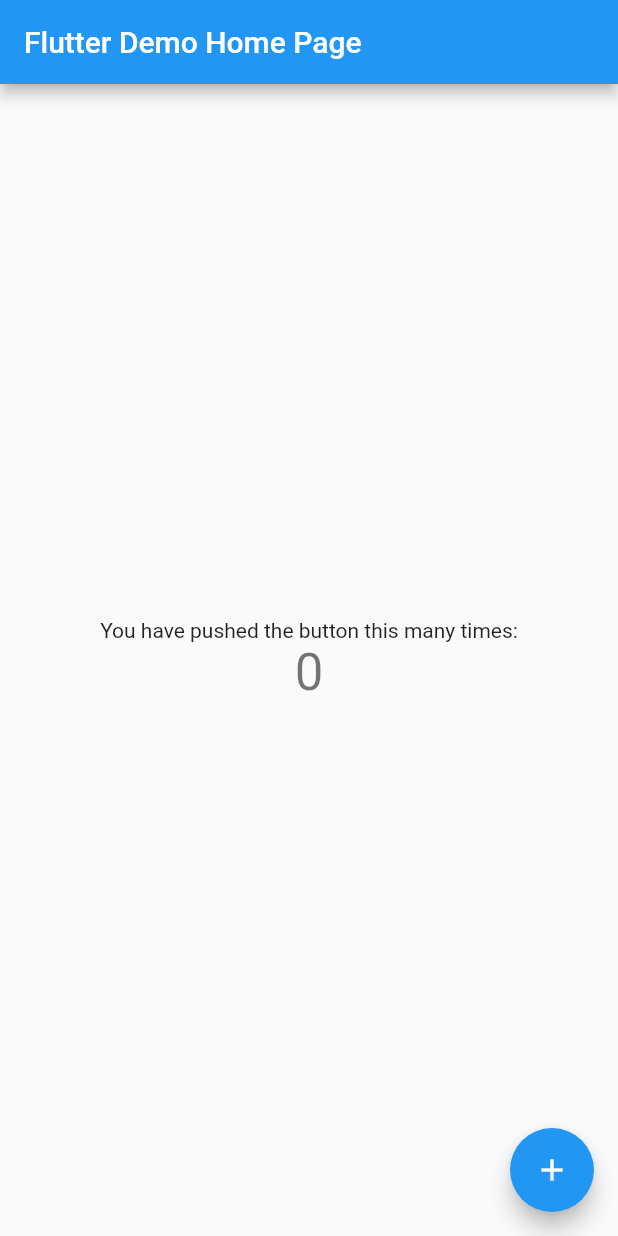
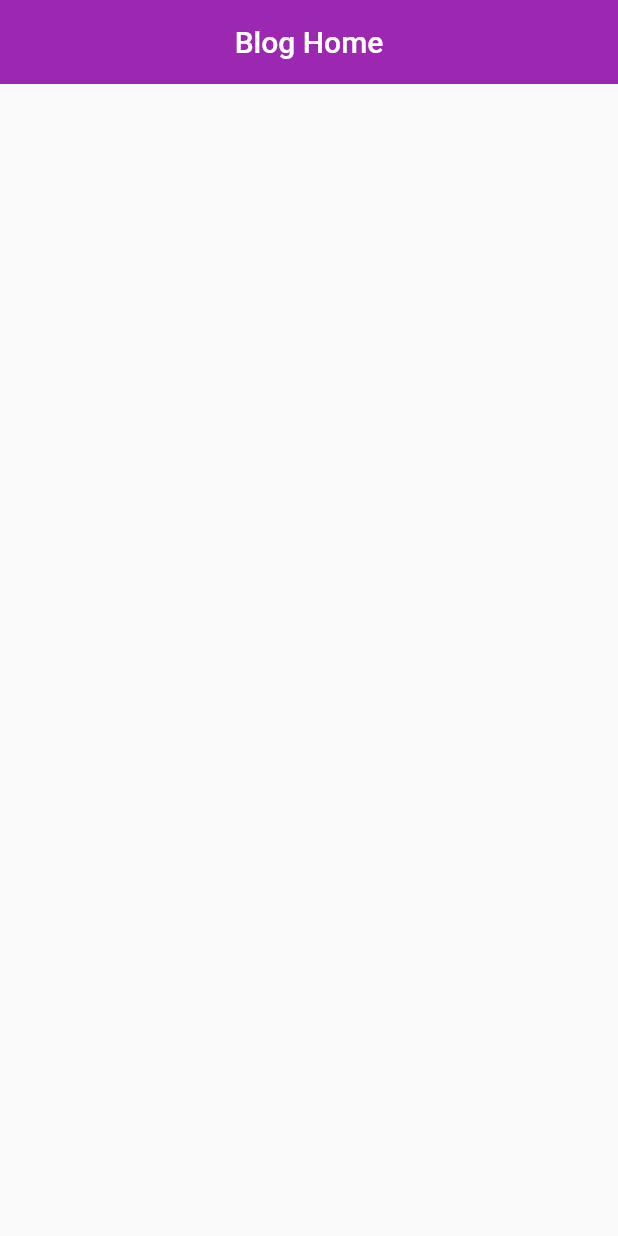
Before and after one commit to amahi2001/Hunter-Anonymous, a Flutter app: the screen it shows after launch, on a phone screen of 412 x 824 dp. Run offline on Flutter 3.47's test engine with Material 2 defaults, Android fonts, the phone set to English and light mode, and no system bars.

Commit message:
added appbar, themes and homepage

```diff
--- a/blog/lib/main.dart
+++ b/blog/lib/main.dart
@@ -1,115 +1,19 @@
+import 'package:blog/pages/home.dart';
 import 'package:flutter/material.dart';
 
 void main() {
-  runApp(const MyApp());
+  runApp(Body());
 }
 
-class MyApp extends StatelessWidget {
-  const MyApp({Key? key}) : super(key: key);
+class Body extends StatelessWidget {
 
-  // This widget is the root of your application.
   @override
   Widget build(BuildContext context) {
     return MaterialApp(
-      title: 'Flutter Demo',
-      theme: ThemeData(
-        // This is the theme of your application.
-        //
-        // Try running your application with "flutter run". You'll see the
-        // application has a blue toolbar. Then, without quitting the app, try
-        // changing the primarySwatch below to Colors.green and then invoke
-        // "hot reload" (press "r" in the console where you ran "flutter run",
-        // or simply save your changes to "hot reload" in a Flutter IDE).
-        // Notice that the counter didn't reset back to zero; the application
-        // is not restarted.
-        primarySwatch: Colors.blue,
-      ),
-      home: const MyHomePage(title: 'Flutter Demo Home Page'),
+      debugShowCheckedModeBanner: false,
+      title: 'Blog Home', //title of the tab
+      theme: ThemeData(primarySwatch: Colors.deepPurple),
+      home: HomePage(), //this is the home page
     );
   }
 }
-
-class MyHomePage extends StatefulWidget {
-  const MyHomePage({Key? key, required this.title}) : super(key: key);
-
-  // This widget is the home page of your application. It is stateful, meaning
-  // that it has a State object (defined below) that contains fields that affect
-  // how it looks.
-
-  // This class is the configuration for the state. It holds the values (in this
-  // case the title) provided by the parent (in this case the App widget) and
-  // used by the build method of the State. Fields in a Widget subclass are
-  // always marked "final".
-
-  final String title;
-
-  @override
-  State<MyHomePage> createState() => _MyHomePageState();
-}
-
-class _MyHomePageState extends State<MyHomePage> {
-  int _counter = 0;
-
-  void _incrementCounter() {
-    setState(() {
-      // This call to setState tells the Flutter framework that something has
-      // changed in this State, which causes it to rerun the build method below
-      // so that the display can reflect the updated values. If we changed
-      // _counter without calling setState(), then the build method would not be
-      // called again, and so nothing would appear to happen.
-      _counter++;
-    });
-  }
-
-  @override
-  Widget build(BuildContext context) {
-    // This method is rerun every time setState is called, for instance as done
-    // by the _incrementCounter method above.
-    //
-    // The Flutter framework has been optimized to make rerunning build methods
-    // fast, so that you can just rebuild anything that needs updating rather
-    // than having to individually change instances of widgets.
-    return Scaffold(
-      appBar: AppBar(
-        // Here we take the value from the MyHomePage object that was created by
-        // the App.build method, and use it to set our appbar title.
-        title: Text(widget.title),
-      ),
-      body: Center(
-        // Center is a layout widget. It takes a single child and positions it
-        // in the middle of the parent.
-        child: Column(
-          // Column is also a layout widget. It takes a list of children and
-          // arranges them vertically. By default, it sizes itself to fit its
-          // children horizontally, and tries to be as tall as its parent.
-          //
-          // Invoke "debug painting" (press "p" in the console, choose the
-          // "Toggle Debug Paint" action from the Flutter Inspector in Android
-          // Studio, or the "Toggle Debug Paint" command in Visual Studio Code)
-          // to see the wireframe for each widget.
-          //
-          // Column has various properties to control how it sizes itself and
-          // how it positions its children. Here we use mainAxisAlignment to
-          // center the children vertically; the main axis here is the vertical
-          // axis because Columns are vertical (the cross axis would be
-          // horizontal).
-          mainAxisAlignment: MainAxisAlignment.center,
-          children: <Widget>[
-            const Text(
-              'You have pushed the button this many times:',
-            ),
-            Text(
-              '$_counter',
-              style: Theme.of(context).textTheme.headline4,
-            ),
-          ],
-        ),
-      ),
-      floatingActionButton: FloatingActionButton(
-        onPressed: _incrementCounter,
-        tooltip: 'Increment',
-        child: const Icon(Icons.add),
-      ), // This trailing comma makes auto-formatting nicer for build methods.
-    );
-  }
-}
--- /dev/null
+++ b/blog/lib/pages/home.dart
@@ -0,0 +1,22 @@
+import 'package:flutter/material.dart';
+
+class HomePage extends StatefulWidget {
+  @override
+  State<HomePage> createState() => _HomePageState();
+}
+
+class _HomePageState extends State<HomePage> {
+
+  @override
+  Widget build(BuildContext context) {
+    return Scaffold(
+      appBar: AppBar(
+        //this creates an appbar at the top my page
+        title: Text('Blog Home'),
+        centerTitle: true,
+        elevation: 0, //shadow below the appBar
+        backgroundColor: Colors.purple,
+      ),
+    );
+  }
+}
```
Also changed, not shown: 1 other file.
